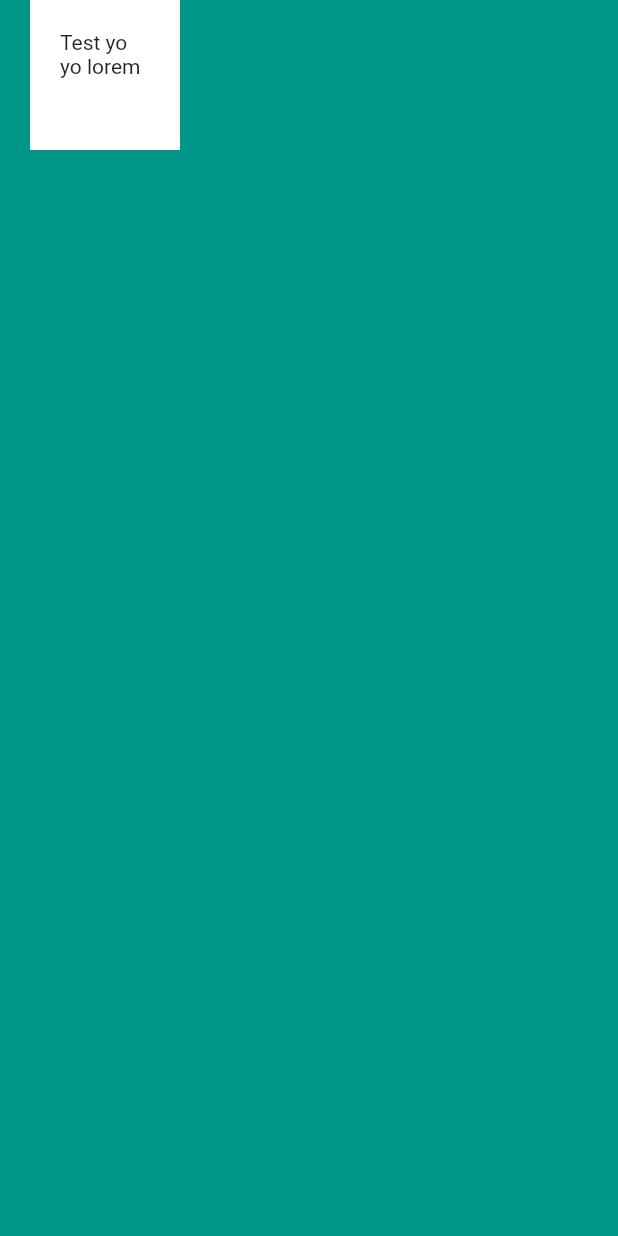
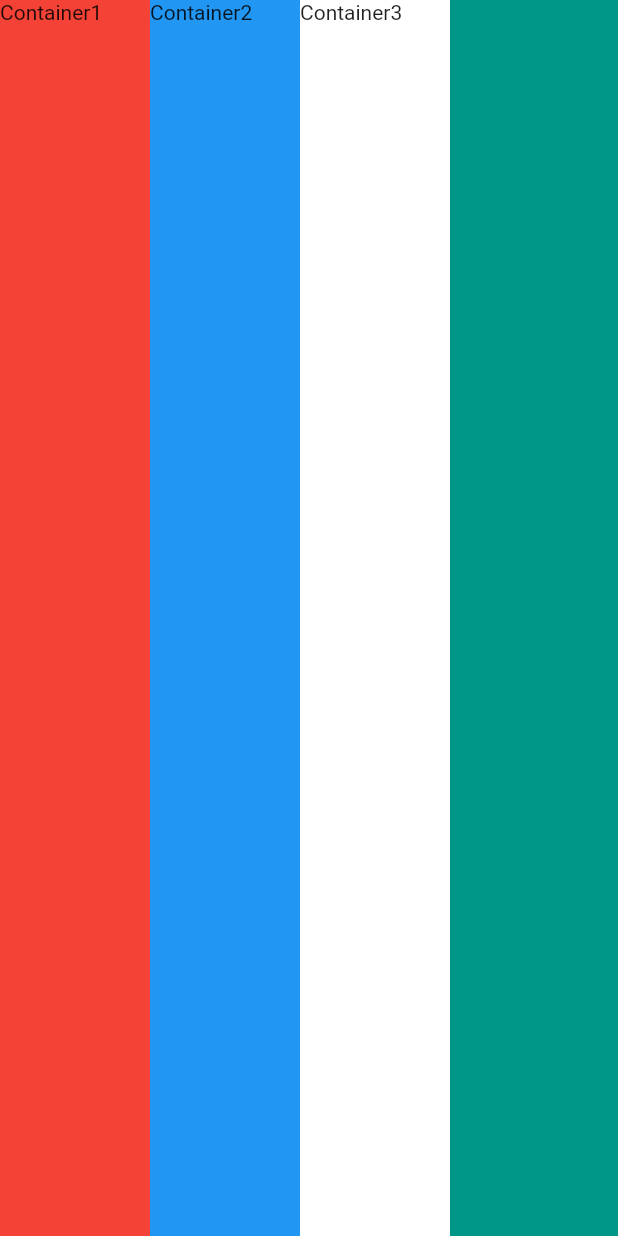
Before and after one commit to bertanasco/flutterathome, a Flutter app: the screen it shows after launch, on a phone screen of 412 x 824 dp. Run offline on Flutter 3.47's test engine with Material 2 defaults, Android fonts, the phone set to English and light mode, and no system bars.

Commit message:
Row and columns

```diff
--- a/appbrewery/section_06/mi_card_flutter/lib/main.dart
+++ b/appbrewery/section_06/mi_card_flutter/lib/main.dart
@@ -11,16 +11,49 @@ class MyApp extends StatelessWidget {
       home: Scaffold(
         backgroundColor: Colors.teal,
         body: SafeArea(
-          child: Container(
-            color: Colors.white,
-            child: Text('Test yo yo lorem '),
-            height: 100.0,
-            width: 100.0,
-            margin: EdgeInsets.only(left: 20), //outside
-            padding: EdgeInsets.all(20.0), //inside
+          child: Row(
+            children: <Widget>[
+              Container(
+                color: Colors.red,
+                child: Text('Container1'),
+                height: 100.0,
+                width: 100.0,
+              ),
+              SizedBox(
+                height: 10,
+                width: 0,
+              ),
+              Container(
+                color: Colors.blue,
+                child: Text('Container2'),
+                height: 100.0,
+                width: 100.0,
+              ),
+              SizedBox(
+                height: 10,
+                width: 0,
+              ),
+              Container(
+                color: Colors.white,
+                child: Text('Container3'),
+                height: 100.0,
+                width: 100.0,
+              ),
+            ],
+            crossAxisAlignment: CrossAxisAlignment.stretch,
           ),
         ),
       ),
     );
   }
 }
+
+/*
+Container(
+            color: Colors.white,
+            child: Text('Container1'),
+            height: 100.0,
+            width: 100.0,
+          ),
+
+ */
```
